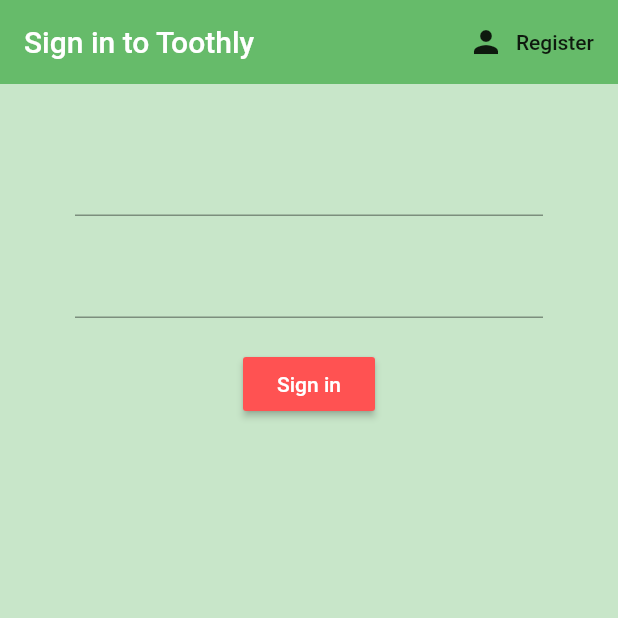
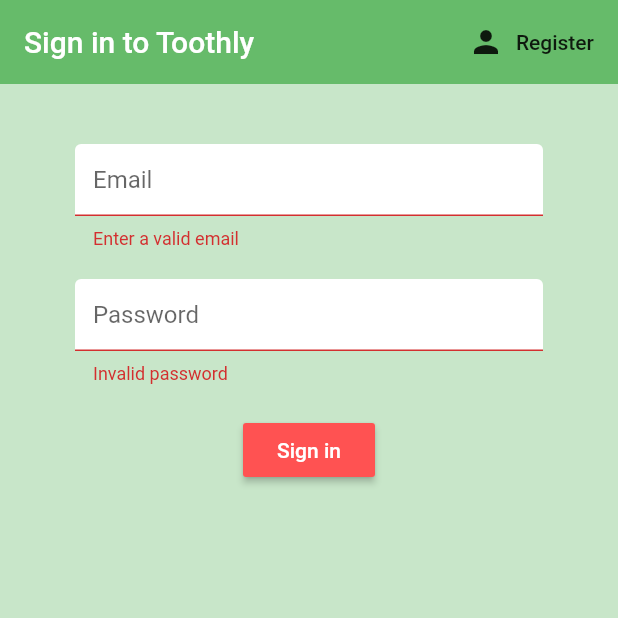
Before and after one commit to maramih/toothly, a Flutter app: the screen it shows after launch, after a tap on "Sign in", on a phone screen of 412 x 824 dp, the top half of it. Run offline on Flutter 3.47's test engine with Material 2 defaults, Android fonts, the phone set to English and light mode, and no system bars; our stand-ins replace firebase_auth; accounts and stored records are empty.

Commit message:
Implemented function for signing in with email and password. Added a constant.dart in order to save constant decorations that are used on multiple widgets.

```diff
--- a/toothly/lib/screens/authenticate/register.dart
+++ b/toothly/lib/screens/authenticate/register.dart
@@ -1,5 +1,6 @@
 import 'package:flutter/material.dart';
 import 'package:toothly/services/auth.dart';
+import 'package:toothly/shared/constants.dart';
 
 class Register extends StatefulWidget {
   final Function toggleView;
@@ -17,7 +18,7 @@ class _RegisterState extends State<Register> {
   //text field state
   String email = '';
   String password = '';
-  String error='';
+  String error = '';
 
   @override
   Widget build(BuildContext context) {
@@ -43,15 +44,19 @@ class _RegisterState extends State<Register> {
               key: _formKey,
               child: Column(children: <Widget>[
                 SizedBox(height: 20.0),
-                TextFormField(validator: (val) {
-                  return val.isEmpty ? 'Enter an email' : null;
-                }, onChanged: (val) {
-                  setState(() {
-                    email = val;
-                  });
-                }),
+                TextFormField(
+                    decoration: textInputDecoration.copyWith(hintText: 'Email'),
+                    validator: (val) {
+                      return val.isEmpty ? 'Enter an email' : null;
+                    },
+                    onChanged: (val) {
+                      setState(() {
+                        email = val;
+                      });
+                    }),
                 SizedBox(height: 20.0),
                 TextFormField(
+                    decoration: textInputDecoration.copyWith(hintText: 'Password'),
                     validator: (val) {
                       return val.length < 6 ? 'Enter a 6+ char password' : null;
                     },
@@ -72,20 +77,16 @@ class _RegisterState extends State<Register> {
                     if (_formKey.currentState.validate()) {
                       dynamic result = await _auth.registerWithEmailAndPssword(
                           email, password);
-                      if (result==null){
+                      if (result == null) {
                         setState(() {
-                          error="Please supply a valid email";
+                          error = "Please supply a valid email";
                         });
-
                       }
                     }
                   },
                 ),
                 SizedBox(height: 12.0),
-                Text(
-                  error,
-                  style: TextStyle(color: Colors.red,fontSize: 14.0)
-                )
+                Text(error, style: TextStyle(color: Colors.red, fontSize: 14.0))
               ]),
             ),
           ),
--- a/toothly/lib/screens/authenticate/sign_in.dart
+++ b/toothly/lib/screens/authenticate/sign_in.dart
@@ -1,8 +1,8 @@
 import 'package:flutter/material.dart';
 import 'package:toothly/services/auth.dart';
+import 'package:toothly/shared/constants.dart';
 
 class SignIn extends StatefulWidget {
-
   final Function toggleView;
 
   SignIn({this.toggleView});
@@ -13,10 +13,12 @@ class SignIn extends StatefulWidget {
 
 class _SignInState extends State<SignIn> {
   final AuthService _auth = AuthService();
+  final _formkey = GlobalKey<FormState>();
 
   //text field state
   String email = '';
   String password = '';
+  String error = '';
 
   @override
   Widget build(BuildContext context) {
@@ -38,15 +40,24 @@ class _SignInState extends State<SignIn> {
         body: Container(
           padding: EdgeInsets.symmetric(vertical: 20.0, horizontal: 50.0),
           child: Form(
+            key: _formkey,
             child: Column(children: <Widget>[
               SizedBox(height: 20.0),
-              TextFormField(onChanged: (val) {
-                setState(() {
-                  email = val;
-                });
-              }),
+              TextFormField(
+                  decoration: textInputDecoration.copyWith(hintText: 'Email'),
+                  // IMPLEMENT the  isEmail validation with regex maybe
+                  validator: (val) =>
+                      val.isEmpty ? 'Enter a valid email' : null,
+                  onChanged: (val) {
+                    setState(() {
+                      email = val;
+                    });
+                  }),
               SizedBox(height: 20.0),
               TextFormField(
+                  decoration: textInputDecoration.copyWith(hintText: 'Password'),
+                  validator: (val) =>
+                      val.length < 6 ? 'Invalid password' : null,
                   obscureText: true,
                   onChanged: (val) {
                     setState(() {
@@ -61,8 +72,13 @@ class _SignInState extends State<SignIn> {
                   style: TextStyle(color: Colors.white),
                 ),
                 onPressed: () async {
-                  print(email);
-                  print(password);
+                  if (_formkey.currentState.validate()) {
+                    dynamic result =
+                        await _auth.signInWithEmailAndPassword(email, password);
+                    if (result == null) {
+                      setState(() => error = 'Invalid credentials');
+                    }
+                  }
                 },
               ),
             ]),
--- a/toothly/lib/services/auth.dart
+++ b/toothly/lib/services/auth.dart
@@ -30,6 +30,17 @@ class AuthService {
 
 //sign in with email&pass
 
+  Future signInWithEmailAndPassword(String email, String password) async{
+    try{
+      AuthResult result=await _auth.signInWithEmailAndPassword(email: email, password: password);
+      FirebaseUser user = result.user;
+      return _userFromFirebaseUser(user);
+    }catch(e){
+      print(e.toString());
+      return null;
+    }
+  }
+
 //register with email&pass
 
   Future registerWithEmailAndPssword(String email, String password) async{
--- /dev/null
+++ b/toothly/lib/shared/constants.dart
@@ -0,0 +1,10 @@
+import 'package:flutter/material.dart';
+
+const textInputDecoration = InputDecoration(
+  fillColor: Colors.white,
+  filled: true,
+  enabledBorder: OutlineInputBorder(
+      borderSide: BorderSide(color: Colors.white, width: 2.0)),
+  focusedBorder: OutlineInputBorder(
+      borderSide: BorderSide(color: Colors.green, width: 2.0)),
+);
```
